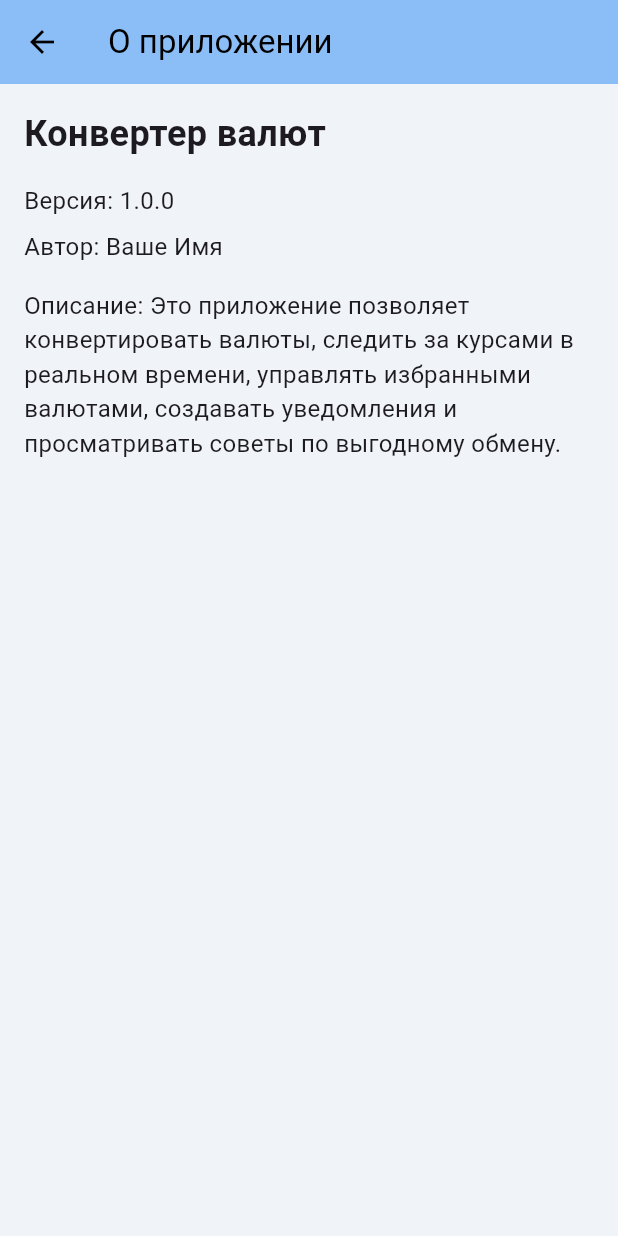
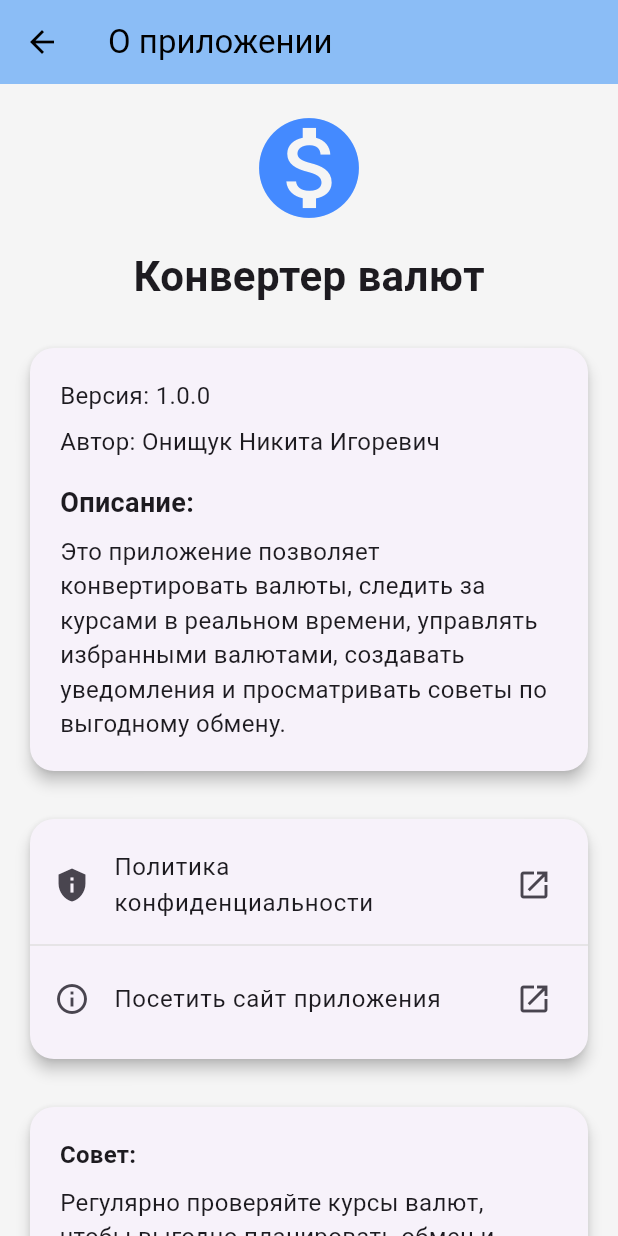
Before and after one commit to Gorkinpot/flutterPractice10, a Flutter app: the AboutAppScreen screen opened directly, on a phone screen of 412 x 824 dp. Run offline on Flutter 3.47's test engine with Material 3 defaults, Android fonts, the phone set to English and light mode, and no system bars; our stand-ins replace flutter_mobx, get_it, mobx; generated files the repository leaves out were written again.

Commit message:
practice is completed

```diff
--- a/lib/screens/about/about_app_screen.dart
+++ b/lib/screens/about/about_app_screen.dart
@@ -1,41 +1,138 @@
 import 'package:flutter/material.dart';
+import 'package:url_launcher/url_launcher.dart';
 
 class AboutAppScreen extends StatelessWidget {
   const AboutAppScreen({super.key});
 
+  void _launchUrl(String url) async {
+    if (!await launchUrl(Uri.parse(url))) {
+      throw 'Could not launch $url';
+    }
+  }
+
   @override
   Widget build(BuildContext context) {
+    final theme = Theme.of(context);
+
     return Scaffold(
-      appBar: AppBar(title: const Text('О приложении')),
-      body: Padding(
+      backgroundColor: Colors.grey[100],
+      appBar: AppBar(
+        title: const Text('О приложении'),
+      ),
+      body: SingleChildScrollView(
+        child: Padding(
           padding: const EdgeInsets.all(16),
           child: Column(
             crossAxisAlignment: CrossAxisAlignment.start,
             children: [
+              Center(
+                child: Column(
+                  children: [
+                    Icon(Icons.monetization_on,
+                        size: 80, color: Colors.blueAccent),
+                    const SizedBox(height: 12),
                     const Text(
                       'Конвертер валют',
-              style: TextStyle(fontSize: 24, fontWeight: FontWeight.bold),
+                      style:
+                      TextStyle(fontSize: 28, fontWeight: FontWeight.bold),
                     ),
-            const SizedBox(height: 16),
-            const Text(
+                  ],
+                ),
+              ),
+              const SizedBox(height: 24),
+
+              Card(
+                shape: RoundedRectangleBorder(
+                    borderRadius: BorderRadius.circular(16)),
+                elevation: 4,
+                child: Padding(
+                  padding: const EdgeInsets.all(20),
+                  child: Column(
+                    crossAxisAlignment: CrossAxisAlignment.start,
+                    children: const [
+                      Text(
                         'Версия: 1.0.0',
                         style: TextStyle(fontSize: 16),
                       ),
-            const SizedBox(height: 8),
-            const Text(
-              'Автор: Ваше Имя',
+                      SizedBox(height: 8),
+                      Text(
+                        'Автор: Онищук Никита Игоревич',
                         style: TextStyle(fontSize: 16),
                       ),
-            const SizedBox(height: 16),
-            const Text(
-              'Описание: Это приложение позволяет конвертировать валюты, '
-                  'следить за курсами в реальном времени, управлять избранными валютами, '
-                  'создавать уведомления и просматривать советы по выгодному обмену.',
+                      SizedBox(height: 16),
+                      Text(
+                        'Описание:',
+                        style: TextStyle(
+                            fontSize: 18, fontWeight: FontWeight.bold),
+                      ),
+                      SizedBox(height: 8),
+                      Text(
+                        'Это приложение позволяет конвертировать валюты, следить за курсами в реальном времени, '
+                            'управлять избранными валютами, создавать уведомления и просматривать советы по выгодному обмену.',
                         style: TextStyle(fontSize: 16),
                       ),
                     ],
                   ),
                 ),
+              ),
+              const SizedBox(height: 24),
+
+              Card(
+                shape: RoundedRectangleBorder(
+                    borderRadius: BorderRadius.circular(16)),
+                elevation: 4,
+                child: Padding(
+                  padding: const EdgeInsets.symmetric(vertical: 12),
+                  child: Column(
+                    children: [
+                      ListTile(
+                        leading: const Icon(Icons.privacy_tip),
+                        title: const Text('Политика конфиденциальности'),
+                        trailing: const Icon(Icons.open_in_new),
+                        onTap: () {
+                          _launchUrl('https://your-privacy-url.com');
+                        },
+                      ),
+                      Divider(color: Colors.grey[300]),
+                      ListTile(
+                        leading: const Icon(Icons.info_outline),
+                        title: const Text('Посетить сайт приложения'),
+                        trailing: const Icon(Icons.open_in_new),
+                        onTap: () {
+                          _launchUrl('https://your-app-website.com');
+                        },
+                      ),
+                    ],
+                  ),
+                ),
+              ),
+              const SizedBox(height: 24),
+
+              Card(
+                shape: RoundedRectangleBorder(
+                    borderRadius: BorderRadius.circular(16)),
+                elevation: 4,
+                child: Padding(
+                  padding: const EdgeInsets.all(20),
+                  child: Column(
+                    crossAxisAlignment: CrossAxisAlignment.start,
+                    children: [
+                      Text('Совет:',
+                          style: theme.textTheme.titleMedium
+                              ?.copyWith(fontWeight: FontWeight.bold)),
+                      const SizedBox(height: 8),
+                      const Text(
+                        'Регулярно проверяйте курсы валют, чтобы выгодно планировать обмен и переводы.',
+                        style: TextStyle(fontSize: 16),
+                      ),
+                    ],
+                  ),
+                ),
+              ),
+            ],
+          ),
+        ),
+      ),
     );
   }
 }
--- a/pubspec.yaml
+++ b/pubspec.yaml
@@ -39,6 +39,7 @@ dependencies:
 
   uuid: ^4.5.2
   intl: ^0.20.2
+  url_launcher: ^6.3.2
 
 dev_dependencies:
   flutter_test:
```
Also changed, not shown: pubspec.lock, 2 other files. Lines whose indentation alone changed are shown as unchanged.
